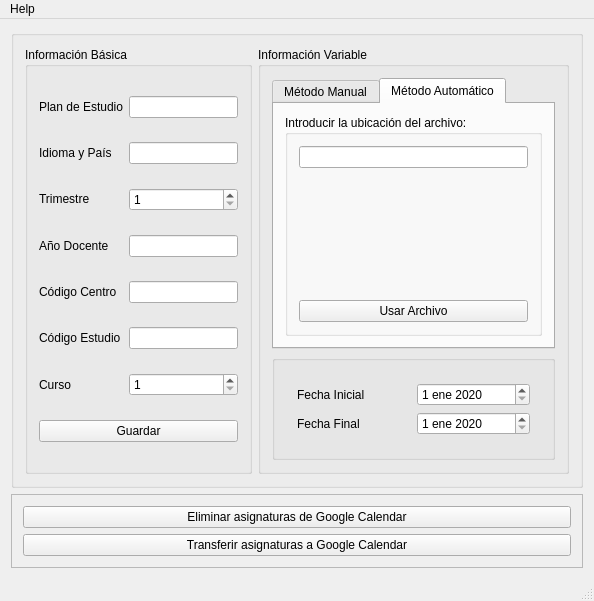
Sklyvan/ScrapingUPF, file res/GUI/MainWindow.ui: the form before one commit.
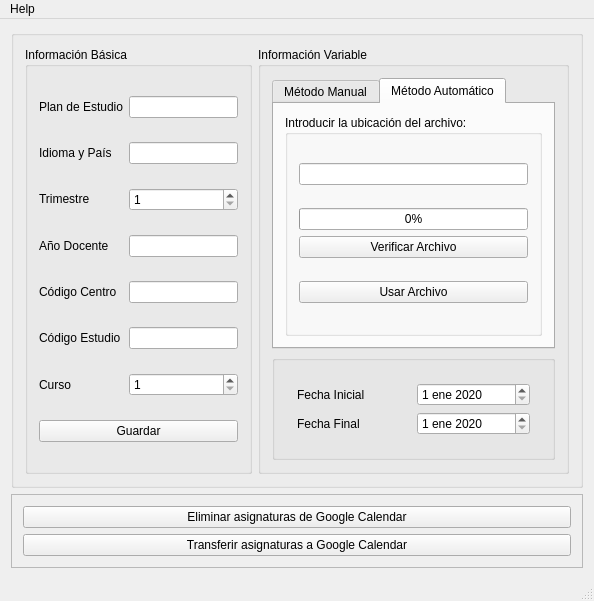
The form after the commit. The open tabs and pages were chosen to show the change.

Commit message: Added an option to the GUI to check for HTML file integrity.

```diff
--- a/res/GUI/MainWindow.ui
+++ b/res/GUI/MainWindow.ui
@@ -220,17 +220,22 @@
                   <widget class="QLineEdit" name="filePathText"/>
                  </item>
                  <item>
-                  <spacer name="verticalSeparator">
-                   <property name="orientation">
-                    <enum>Qt::Vertical</enum>
-                   </property>
-                   <property name="sizeHint" stdset="0">
-                    <size>
-                     <width>20</width>
-                     <height>40</height>
-                    </size>
-                   </property>
-                  </spacer>
+                  <layout class="QGridLayout" name="gridLayout_5">
+                   <item row="1" column="0">
+                    <widget class="QPushButton" name="verificationButton">
+                     <property name="text">
+                      <string>Verificar Archivo</string>
+                     </property>
+                    </widget>
+                   </item>
+                   <item row="0" column="0">
+                    <widget class="QProgressBar" name="progressBar">
+                     <property name="value">
+                      <number>0</number>
+                     </property>
+                    </widget>
+                   </item>
+                  </layout>
                  </item>
                  <item>
                   <widget class="QPushButton" name="useFileButton">
```
Left out of the diff: 3 changed lines with no effect on the pictures. The commit also changes 5 other files.
